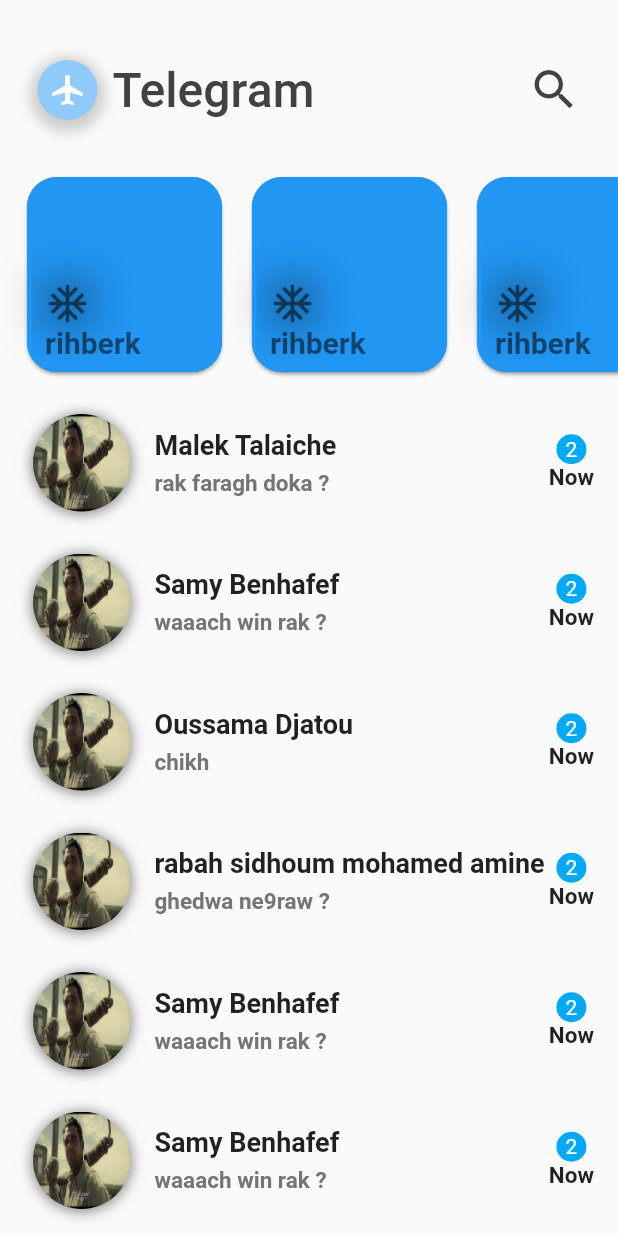
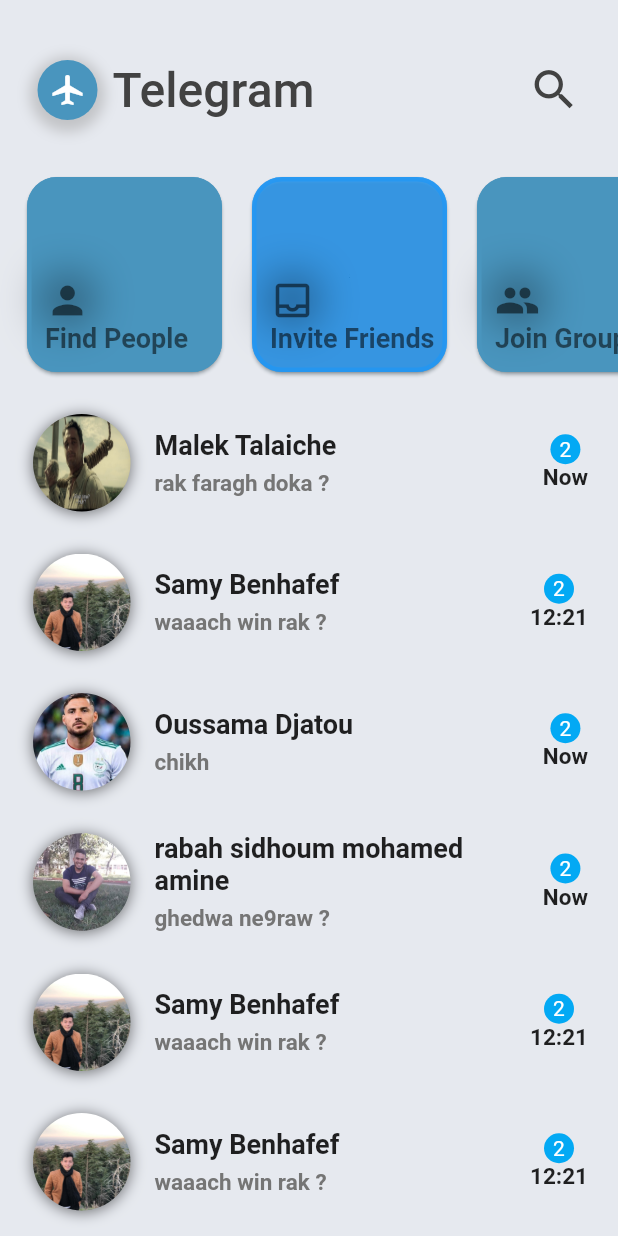
Before and after one commit to abdelghanimeliani/telegram-clone, a Flutter app: the screen it shows after launch, on a phone screen of 412 x 824 dp. Run offline on Flutter 3.47's test engine with Material 2 defaults, Android fonts, the phone set to English and light mode, and no system bars.

Commit message:
add photos

```diff
--- a/lib/conversationiterm.dart
+++ b/lib/conversationiterm.dart
@@ -21,7 +21,7 @@ class _ConversationListState extends State<ConversationList> {
       onTap: (){
       },
       child: Padding(
-        padding: const EdgeInsets.only(left: 6 , bottom: 8),
+        padding: const EdgeInsets.only(left: 6 , bottom: 8 , right: 4),
         child: Container(
           padding: EdgeInsets.only(left: 16,right: 16,top: 10,bottom: 10),
           child: Row(
@@ -30,13 +30,13 @@ class _ConversationListState extends State<ConversationList> {
                 child: Row(
                   children: <Widget>[
                     Container(
-                      decoration: const BoxDecoration(
+                      decoration:  BoxDecoration(
 
                           shape: BoxShape.circle,
                           image: DecorationImage(
                               fit: BoxFit.fill ,
 
-                              image:AssetImage('assets/firstime.jpg')
+                              image:AssetImage(widget.imageUrl.toString())
                           ),
 
 
--- a/lib/main.dart
+++ b/lib/main.dart
@@ -1,5 +1,6 @@
 import 'package:flutter/cupertino.dart';
 import 'package:flutter/material.dart';
+import 'package:telegramclone/theme.dart';
 import 'package:telegramclone/user.dart';
 
 import 'conversationiterm.dart';
@@ -12,23 +13,18 @@ main(){
 class MyApp extends StatelessWidget {
    MyApp({Key? key}) : super(key: key);
   List<ChatUsers> chatUsers = [
-    ChatUsers(name :  "Malek Talaiche", messageText: "rak faragh doka ?", imageURL :  "images/userImage1.jpeg", time: "Now"),
-    ChatUsers(name :  "Samy Benhafef", messageText: "waaach win rak ?", imageURL :  "images/userImage1.jpeg", time: "Now"),
-    ChatUsers(name :  "Oussama Djatou", messageText: "chikh", imageURL :  "images/userImage1.jpeg", time: "Now"),
-    ChatUsers(name :  "rabah sidhoum mohamed amine", messageText: "ghedwa ne9raw ?", imageURL :  "images/userImage1.jpeg", time: "Now"),
+    ChatUsers(name :  "Malek Talaiche", messageText: "rak faragh doka ?", imageURL :  "assets/firstime.jpg", time: "Now"),
+    ChatUsers(name :  "Samy Benhafef", messageText: "waaach win rak ?", imageURL :  "assets/samy.jpg", time: "12:21"),
+    ChatUsers(name :  "Oussama Djatou", messageText: "chikh", imageURL :  "assets/oussama.jpg", time: "Now"),
+    ChatUsers(name :  "rabah sidhoum mohamed amine", messageText: "ghedwa ne9raw ?", imageURL :  "assets/rabah.jpg", time: "Now"),
   ];
   @override
   Widget build(BuildContext context) {
     return MaterialApp(
       debugShowCheckedModeBanner: false,
-      theme: ThemeData(
-        primaryColor: Color(0xFFBCE6FF),
-        backgroundColor: Color(0xFFFFFFFF),
-        // Define the default font family.
-        fontFamily: 'Roboto',
 
-        ),
       home: Scaffold(
+        backgroundColor: CustomTheme.withe,
      body: SingleChildScrollView(
        child: Column(
          children: [
@@ -53,7 +49,7 @@ class MyApp extends StatelessWidget {
                                offset: Offset(0, 3), // changes position of shadow
                              ),
                            ],
-                           color: Color(0xFF90CAF9),
+                           color:CustomTheme.primaryColor,
                            shape: BoxShape.circle ,
                          ),
                          child: Icon(
@@ -97,11 +93,9 @@ class MyApp extends StatelessWidget {
                padding: const EdgeInsets.all(8.0),
                child: Row(
                  children: [
-                   CategoriesCard(Theme.of(context).primaryColor, Icons.ac_unit, "rihberk"),
-                   CategoriesCard(Theme.of(context).primaryColor, Icons.ac_unit, "rihberk"),
-                   CategoriesCard(Theme.of(context).primaryColor, Icons.ac_unit, "rihberk"),
-                   CategoriesCard(Theme.of(context).primaryColor, Icons.ac_unit, "rihberk"),
-
+                   CategoriesCard(CustomTheme.primaryColor, Icons.person, "Find People"),
+                   CategoriesCard(Colors.blue.withOpacity(0.8), Icons.inbox_outlined  , "Invite Friends"),
+                   CategoriesCard(CustomTheme.primaryColor, Icons.people, "Join Groupes"),
                  ],
                ),
              ),
@@ -185,7 +179,7 @@ Card CategoriesCard(Color color , IconData icon , String text){
 
         children: [
           Positioned(
-            bottom: 8,
+            bottom: 12,
             left: 12,
             child: Column(
               crossAxisAlignment: CrossAxisAlignment.start,
@@ -211,7 +205,7 @@ Card CategoriesCard(Color color , IconData icon , String text){
                     text,
                   style: TextStyle(
                     color: Colors.black54,
-                    fontSize: 20,
+                    fontSize: 18,
                     fontWeight: FontWeight.bold
 
                   ),
--- /dev/null
+++ b/lib/theme.dart
@@ -0,0 +1,9 @@
+import 'package:flutter/cupertino.dart';
+
+class CustomTheme {
+ static final black = Color(0xFFE6E9E);
+ static final datkblue = Color(0xFF2E4392);
+ static final withe = Color(0xFFE6E9EF);
+ static  final primaryColor = Color(0xFF4995BE);
+ static final yellow = Color(0xFFF9CA89);
+}
```
Also changed, not shown: assets/malek.jpg (added), assets/oussama.jpg (added), assets/rabah.jpg (added), assets/samy.jpg (added), 1 other file.
